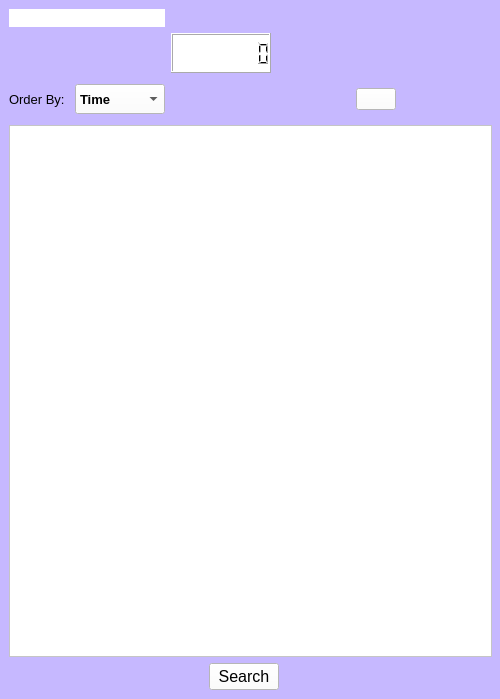
Before: the Qt Designer form addressbook.ui in jialinliu0817/AddressBook, drawn with Qt 5.
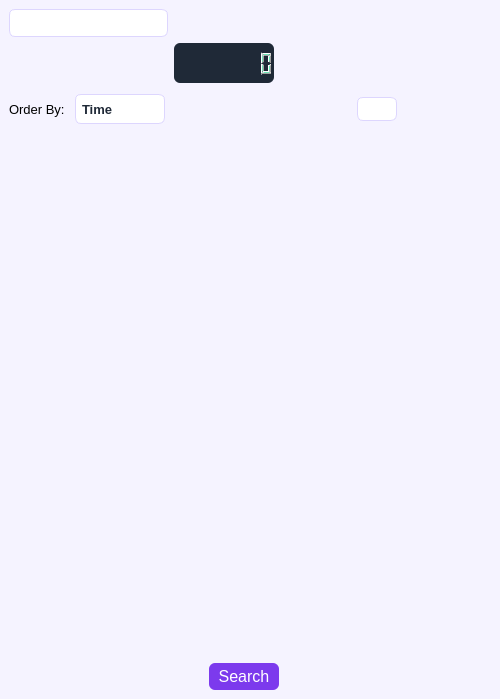
After: the same form once the commit is applied. Icons and pictures are not drawn.

Commit message: Modernize UI layout and fix bugs

The edit to the form file:
```diff
--- a/addressbook.ui
+++ b/addressbook.ui
@@ -42,7 +42,8 @@
    <iconset theme="QIcon::ThemeIcon::AddressBookNew"/>
   </property>
   <property name="styleSheet">
-   <string notr="true">background-color: rgb(198, 184, 255);
+   <string notr="true">background-color: #F5F3FF;
+font-family: "Microsoft YaHei UI";
 </string>
   </property>
   <property name="iconSize">
@@ -100,7 +101,19 @@
          </font>
         </property>
         <property name="styleSheet">
-         <string notr="true">background-color: rgb(255, 255, 255);</string>
+         <string notr="true">QPushButton {
+    background-color: #7C3AED;
+    color: #FFFFFF;
+    border: none;
+    border-radius: 6px;
+    padding: 4px 8px;
+}
+QPushButton:hover {
+    background-color: #6D28D9;
+}
+QPushButton:pressed {
+    background-color: #5B21B6;
+}</string>
         </property>
         <property name="text">
          <string>Search</string>
@@ -124,8 +137,10 @@
        </size>
       </property>
       <property name="styleSheet">
-       <string notr="true">background-color: rgb(255, 255, 255);
-color: rgb(0, 0, 0);</string>
+       <string notr="true">background-color: #1F2937;
+color: #6EE7B7;
+border-radius: 6px;
+padding: 2px;</string>
       </property>
       <property name="digitCount">
        <number>8</number>
@@ -156,7 +171,11 @@
        </font>
       </property>
       <property name="styleSheet">
-       <string notr="true">background-color: rgb(255, 255, 255);</string>
+       <string notr="true">background-color: #FFFFFF;
+color: #1F2937;
+border-radius: 6px;
+padding: 4px 8px;
+border: 1px solid #DDD6FE;</string>
       </property>
       <property name="text">
        <string/>
@@ -187,7 +206,19 @@
        <bool>false</bool>
       </property>
       <property name="styleSheet">
-       <string notr="true">background-color: rgb(255, 255, 255);</string>
+       <string notr="true">QPushButton {
+    background-color: #FFFFFF;
+    border: 1px solid #DDD6FE;
+    border-radius: 6px;
+    padding: 4px;
+}
+QPushButton:hover {
+    background-color: #EDE9FE;
+    border-color: #7C3AED;
+}
+QPushButton:pressed {
+    background-color: #DDD6FE;
+}</string>
       </property>
       <property name="text">
        <string/>
@@ -233,7 +264,29 @@
        <enum>Qt::ContextMenuPolicy::CustomContextMenu</enum>
       </property>
       <property name="styleSheet">
-       <string notr="true">background-color: rgb(255, 255, 255);</string>
+       <string notr="true">QListWidget {
+    background: #F5F3FF;
+    border: none;
+    border-radius: 8px;
+    padding: 4px;
+    outline: none;
+}
+QListWidget::item {
+    background: #FFFFFF;
+    border-radius: 8px;
+    border: 1px solid #DDD6FE;
+    margin: 3px 2px;
+    padding: 4px;
+}
+QListWidget::item:hover {
+    background: #EDE9FE;
+    border-color: #7C3AED;
+}
+QListWidget::item:selected {
+    background: #EDE9FE;
+    border: 1px solid #7C3AED;
+    color: #1F2937;
+}</string>
       </property>
       <property name="autoScrollMargin">
        <number>14</number>
@@ -313,10 +366,21 @@
          <bool>false</bool>
         </property>
         <property name="styleSheet">
-         <string notr="true">background-color: rgb(255, 255, 255);
-selection-color: rgb(0, 0, 0);
-color: rgb(0, 0, 0);
-selection-background-color: rgb(255, 255, 255);
+         <string notr="true">QComboBox {
+    background-color: #FFFFFF;
+    color: #1F2937;
+    border: 1px solid #DDD6FE;
+    border-radius: 6px;
+    padding: 2px 6px;
+    selection-background-color: #EDE9FE;
+    selection-color: #6D28D9;
+}
+QComboBox:hover {
+    border-color: #7C3AED;
+}
+QComboBox::drop-down {
+    border: none;
+}
 </string>
         </property>
         <property name="currentText">
```
The commit also changes 3 other files.
